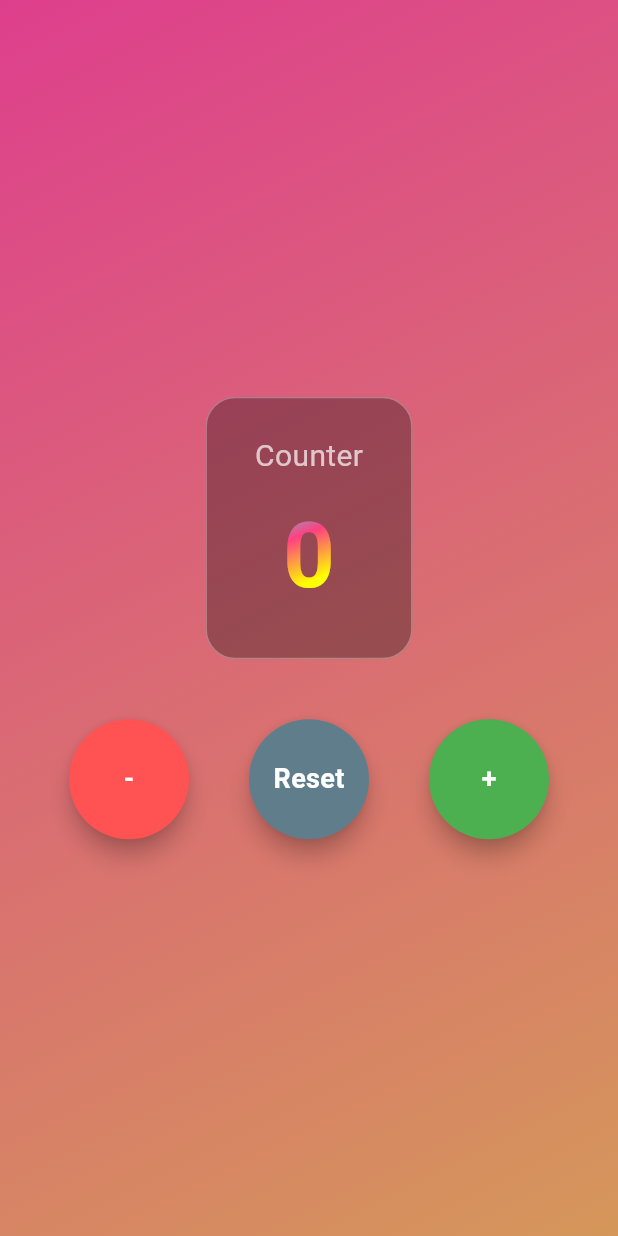
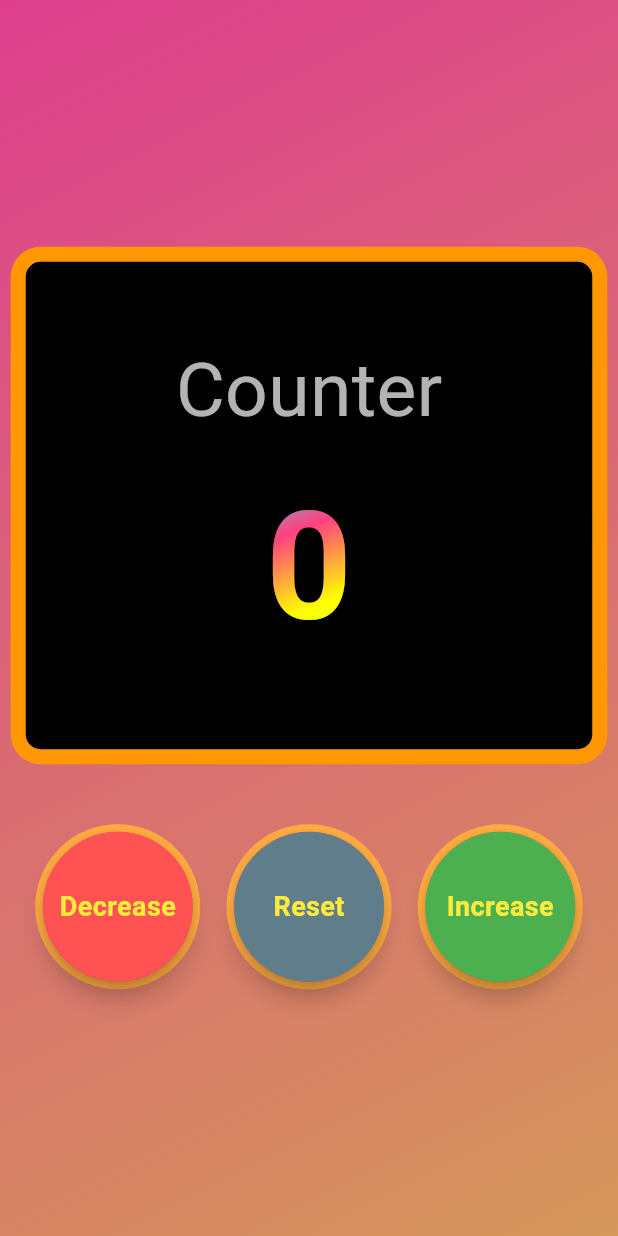
Before and after one commit to Parvej932/parvej_ass8, a Flutter app: the screen it shows after launch, on a phone screen of 412 x 824 dp. Run offline on Flutter 3.47's test engine with Material 3 defaults, Android fonts, the phone set to English and light mode, and no system bars.

Commit message:
change colour

```diff
--- a/lib/main.dart
+++ b/lib/main.dart
@@ -74,7 +74,7 @@ class _CounterPageState extends State<CounterPage>
       child: Text(
         value,
         style: const TextStyle(
-          fontSize: 60,
+          fontSize: 100,
           fontWeight: FontWeight.bold,
           color: Colors.white,
         ),
@@ -87,25 +87,32 @@ class _CounterPageState extends State<CounterPage>
     required Color color,
     required VoidCallback onPressed,
   }) {
-    return RawMaterialButton(
+    return Container(
+      decoration: BoxDecoration(
+        shape: BoxShape.circle,
+        border: Border.all(color: Colors.orangeAccent, width: 5),
+      ),
+      child: RawMaterialButton(
         onPressed: onPressed,
         shape: const CircleBorder(),
         fillColor: color,
         constraints: const BoxConstraints.tightFor(
-        width: 80,
-        height: 80,
+          width: 100,
+          height: 100,
         ),
         elevation: 6.0,
         child: Text(
           label,
           style: const TextStyle(
             fontSize: 18,
-          color: Colors.white,
+            color: Colors.yellow,
             fontWeight: FontWeight.bold,
+          ),
         ),
       ),
     );
   }
+
 
   @override
   Widget build(BuildContext context) {
@@ -134,21 +141,21 @@ class _CounterPageState extends State<CounterPage>
                   children: [
                     Container(
                       padding: const EdgeInsets.symmetric(
-                          horizontal: 32, vertical: 24),
+                          horizontal: 100, vertical: 50),
                       decoration: BoxDecoration(
-                        color: Colors.black.withOpacity(0.3),
+                        color: Colors.black,
                         borderRadius: BorderRadius.circular(20),
-                        border: Border.all(color: Colors.white30, width: 1),
+                        border: Border.all(color: Colors.orange, width: 10),
                       ),
                       child: Column(
                         children: [
                           const Text(
                             'Counter',
                             style:
-                            TextStyle(fontSize: 20, color: Colors.white70),
+                            TextStyle(fontSize: 50, color: Colors.white70),
                           ),
                           const SizedBox(height: 10),
-                          _buildGradientCounterText('$_counter'),
+                          _buildGradientCounterText('$_counter',),
                         ],
                       ),
                     ),
@@ -157,7 +164,7 @@ class _CounterPageState extends State<CounterPage>
                       mainAxisAlignment: MainAxisAlignment.spaceEvenly,
                       children: [
                         _buildCircleTextButton(
-                          label: "-",
+                          label: "Decrease",
                           color: Colors.redAccent,
                           onPressed: _decrease,
                         ),
@@ -167,7 +174,7 @@ class _CounterPageState extends State<CounterPage>
                           onPressed: _reset,
                         ),
                         _buildCircleTextButton(
-                          label: "+",
+                          label: "Increase",
                           color: Colors.green,
                           onPressed: _increase,
                         ),
```
Lines whose indentation alone changed are shown as unchanged.
